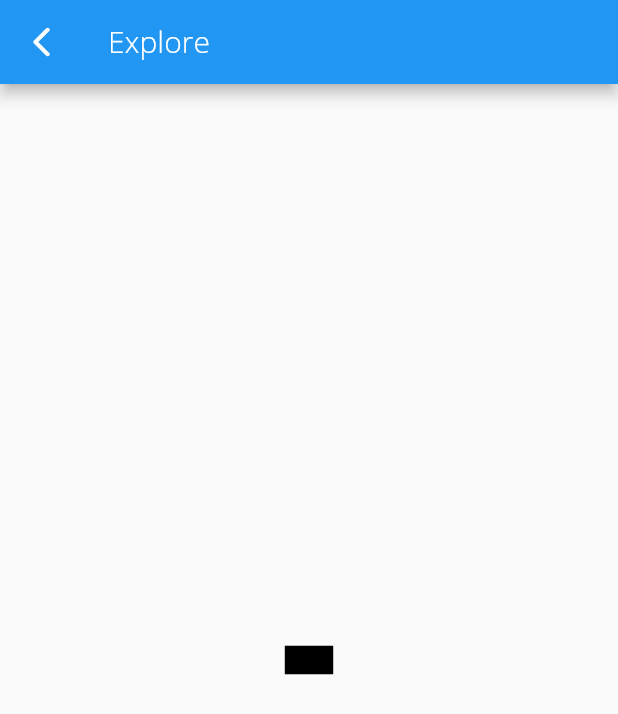
After one commit to AstraApp/AstraFrontend, a Flutter app: the TravelAstra screen opened directly, after a tap on the "arrow back ios" icon, after a tap on the "airplanemode active" icon, on a phone screen of 412 x 824 dp. The commit adds this screen. Shown: the top 714 px of the screen. Run offline on Flutter 3.47's test engine with Material 2 defaults, Android fonts, the phone set to English and light mode, and no system bars; our stand-ins replace camera, dio, location, share; statements that could not run were skipped.

Commit message:
working so far, added launch page buttons

```diff
--- a/lib/pages/launch.dart
+++ b/lib/pages/launch.dart
@@ -1,4 +1,5 @@
 import 'dart:io';
+import 'package:astra_app/pages/travel_astra.dart';
 import 'package:astra_app/widgets/camera_border.dart';
 import 'package:flutter/material.dart';
 import 'package:flutter/cupertino.dart';
@@ -39,32 +40,50 @@ class _LaunchState extends State<Launch> {
 
   @override
   void dispose() {
-
     controller?.dispose();
     super.dispose();
   }
 
   @override
   Widget build(BuildContext context) {
-
-    return Stack(
+    return Scaffold(
+        body: Stack(
       alignment: Alignment.center,
       children: [
         CameraPreview(controller),
         CameraBorder(),
-        !loading ? Align(
-            alignment: Alignment.bottomCenter,
+        !loading
+            ? Align(
+                alignment: Alignment.bottomLeft,
                 child: Directionality(
                     textDirection: TextDirection.ltr,
-                child: new Container(
+                    child: Container(
                         padding: EdgeInsets.all(16),
-                    child: CustomButton(
+                        child: Row(
+                          mainAxisAlignment: MainAxisAlignment.spaceAround,
+                          children: [
+                           IconButton(
+                                  icon: Icon(
+                                    Icons.airplanemode_active,
+                                    color: Colors.white,
+                                  ),
+                                  onPressed: () {
+                                    Navigator.pop(context);
+                                    Navigator.push(
+                                        context,
+                                        MaterialPageRoute(
+                                            builder: (BuildContext context) =>
+                                                TravelAstra(camera: widget.camera,)));
+                                  }),
+
+                            CustomButton(
                               text: 'Launch',
                               callback: () async {
                                 setState(() {
                                   loading = true;
                                 });
-                        LocationData _location = await location.getLocation();
+                                LocationData _location =
+                                    await location.getLocation();
                                 print(
                                     'lat: ${_location.latitude}, long: ${_location.longitude}');
                                 int x = _location.latitude.toInt();
@@ -78,18 +97,22 @@ class _LaunchState extends State<Launch> {
                                 // For Video Purposes
                                 z = z * -1;
 
-                        final String baseUrl = "https://60df6daab796.ngrok.io";
+                                final String baseUrl =
+                                    "https://5d36db03952a.ngrok.io";
                                 final Dio dio = new Dio();
                                 var response;
 
                                 try {
-                          response = await dio.get("$baseUrl/?x=$x&y=$y&z=$z");
+                                  response =
+                                      await dio.get("$baseUrl/?x=$x&y=$y&z=$z");
                                   print(response.data);
-                        } on DioError catch (e){
+                                } on DioError catch (e) {
                                   print(e);
                                 }
 
-                        SatelliteInfo satelliteInfo = satelliteInfoFromJson(response.data.toString());
+                                SatelliteInfo satelliteInfo =
+                                    satelliteInfoFromJson(
+                                        response.data.toString());
                                 Navigator.pop(context);
                                 Navigator.push(
                                     context,
@@ -100,8 +123,17 @@ class _LaunchState extends State<Launch> {
                                             )));
                               },
                               color: Colors.white,
-                    )))) : CircularProgressIndicator()
+                            ),
+                            IconButton(
+                                icon: Icon(
+                                  Icons.info,
+                                  color: Colors.white,
+                                ),
+                                onPressed: () {}),
                           ],
-    );
+                        ))))
+            : CircularProgressIndicator()
+      ],
+    ));
   }
 }
--- /dev/null
+++ b/lib/pages/travel_astra.dart
@@ -0,0 +1,32 @@
+import 'package:flutter/material.dart';
+import 'package:flutter/cupertino.dart';
+import 'package:astra_app/pages/launch.dart';
+import 'package:camera/camera.dart';
+
+class TravelAstra extends StatelessWidget {
+  final List<CameraDescription> camera;
+
+  const TravelAstra({Key key, this.camera}) : super(key: key);
+
+  @override
+  Widget build(BuildContext context) {
+    return Scaffold(
+      appBar: AppBar(
+        title: Text('Explore'),
+        leading: IconButton(
+              icon: Icon(Icons.arrow_back_ios_rounded, color: Colors.white,),
+              onPressed: () {
+                Navigator.pop(context);
+                Navigator.push(context,
+                MaterialPageRoute(builder: (BuildContext context) => Launch(camera: camera,)));
+              }),
+      ),
+      body: Center(
+        child: Container(
+          color: Colors.black,
+          child: Text('Hello')
+        )
+      )
+    );
+  }
+}
```
Lines whose indentation alone changed are shown as unchanged.
